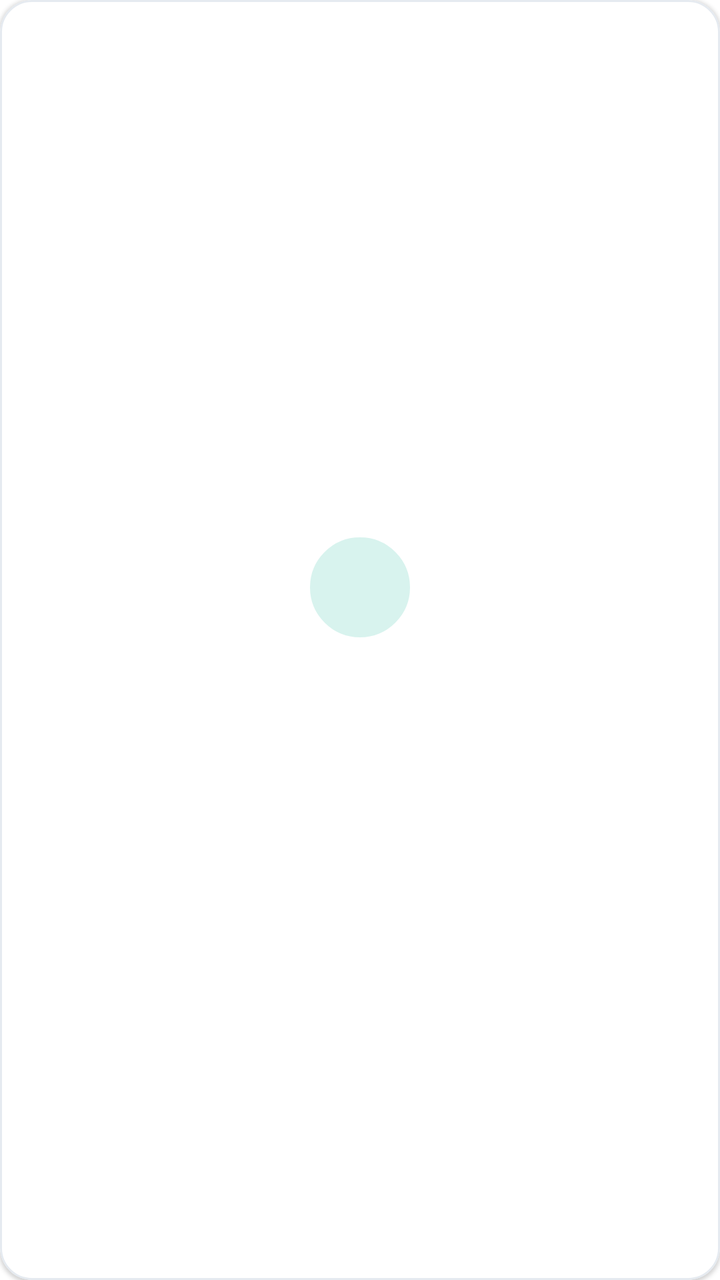
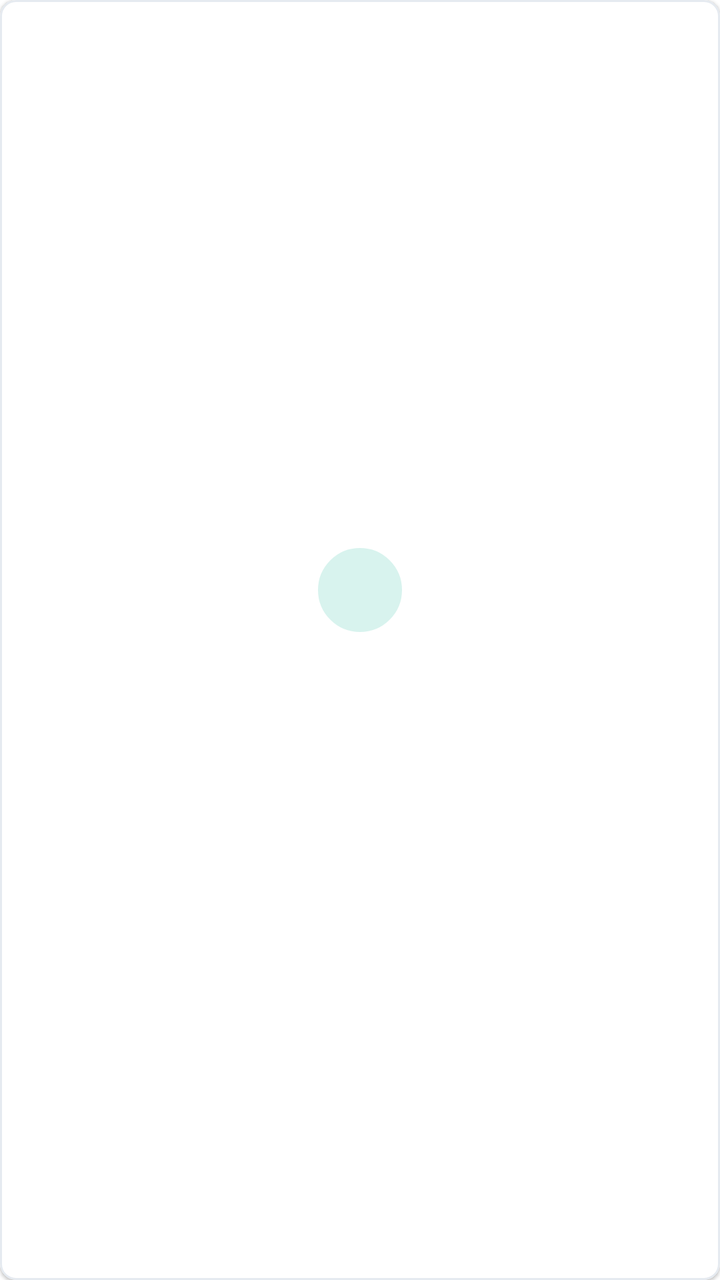

Two renders of the same Android screen: before a commit and after it. Below are the layout's source before the change and the commit's diff.
<!-- AndroidManifest.xml: application theme Theme.GameStudio -->
<!-- res/layout/badge_item.xml -->
<?xml version="1.0" encoding="utf-8"?>
<com.google.android.material.card.MaterialCardView xmlns:android="http://schemas.android.com/apk/res/android"
    xmlns:app="http://schemas.android.com/apk/res-auto"
    android:layout_width="132dp"
    android:layout_height="148dp"
    android:layout_marginEnd="@dimen/space_md"
    app:cardBackgroundColor="@color/surface"
    app:cardCornerRadius="@dimen/radius_lg"
    app:cardElevation="@dimen/card_elevation"
    app:strokeColor="@color/divider"
    app:strokeWidth="1dp">

    <LinearLayout
        android:layout_width="match_parent"
        android:layout_height="match_parent"
        android:gravity="center"
        android:orientation="vertical"
        android:padding="@dimen/space_md">

        <FrameLayout
            android:layout_width="52dp"
            android:layout_height="52dp"
            android:background="@drawable/bg_icon_badge">

            <ImageView
                android:id="@+id/badge_icon_iv"
                android:layout_width="28dp"
                android:layout_height="28dp"
                android:layout_gravity="center"
                android:contentDescription="@null" />
        </FrameLayout>

        <TextView
            android:id="@+id/badge_title_tv"
            style="@style/TextAppearance.GameStudio.Body"
            android:layout_width="match_parent"
            android:layout_height="wrap_content"
            android:layout_marginTop="@dimen/space_md"
            android:ellipsize="end"
            android:gravity="center"
            android:maxLines="1"
            android:textColor="@color/text_primary"
            android:textStyle="bold" />

        <TextView
            android:id="@+id/badge_status_tv"
            style="@style/TextAppearance.GameStudio.Caption"
            android:layout_width="match_parent"
            android:layout_height="wrap_content"
            android:layout_marginTop="@dimen/space_xs"
            android:ellipsize="end"
            android:gravity="center"
            android:maxLines="1" />
    </LinearLayout>
</com.google.android.material.card.MaterialCardView>
<!-- resources referenced by this layout -->
<resources>
  <color name="divider">#E5EAF0</color>
  <color name="surface">#FFFFFFFF</color>
  <color name="text_primary">#111827</color>
  <dimen name="card_elevation">1dp</dimen>
  <dimen name="radius_lg">16dp</dimen>
  <dimen name="space_md">12dp</dimen>
  <dimen name="space_xs">4dp</dimen>
  <!-- drawable bg_icon_badge (drawable) -->
  <?xml version="1.0" encoding="utf-8"?>
  <shape xmlns:android="http://schemas.android.com/apk/res/android"
      android:shape="oval">
      <solid android:color="@color/brand_primary_container" />
      <stroke
          android:width="1dp"
          android:color="@color/surface" />
  </shape>
  <style name="TextAppearance.GameStudio.Body" parent="TextAppearance.MaterialComponents.Body1">
          <item name="android:textColor">@color/text_secondary</item>
          <item name="android:textSize">15sp</item>
          <item name="android:lineSpacingExtra">3dp</item>
      </style>
  <style name="TextAppearance.GameStudio.Caption" parent="TextAppearance.MaterialComponents.Caption">
          <item name="android:textColor">@color/text_tertiary</item>
          <item name="android:textSize">12sp</item>
      </style>
  <style name="Theme.GameStudio" parent="Theme.MaterialComponents.Light.NoActionBar">
          <item name="colorPrimary">@color/brand_primary</item>
          <item name="colorPrimaryDark">@color/brand_primary_dark</item>
          <item name="colorOnPrimary">@color/text_on_brand</item>
          <item name="colorSecondary">@color/brand_secondary</item>
          <item name="colorSurface">@color/surface</item>
          <item name="colorOnSurface">@color/text_primary</item>
          <item name="android:fontFamily">sans</item>
          <item name="fontFamily">sans</item>
          <item name="android:windowLightStatusBar">true</item>
          <item name="android:statusBarColor">@color/surface</item>
          <item name="android:navigationBarColor">@color/surface</item>
      </style>
  <color name="brand_primary_container">#D8F3EE</color>
  <color name="text_secondary">#4B5563</color>
  <color name="text_tertiary">#6B7280</color>
  <color name="brand_primary">#0F766E</color>
  <color name="brand_primary_dark">#115E59</color>
  <color name="text_on_brand">#FFFFFFFF</color>
  <color name="brand_secondary">#2563EB</color>
</resources>

<!-- the commit's change to res/layout/badge_item.xml (unified diff, before → after) -->
@@ -1,8 +1,8 @@
 <?xml version="1.0" encoding="utf-8"?>
 <com.google.android.material.card.MaterialCardView xmlns:android="http://schemas.android.com/apk/res/android"
     xmlns:app="http://schemas.android.com/apk/res-auto"
-    android:layout_width="132dp"
-    android:layout_height="148dp"
+    android:layout_width="96dp"
+    android:layout_height="140dp"
     android:layout_marginEnd="@dimen/space_md"
     app:cardBackgroundColor="@color/surface"
     app:cardCornerRadius="@dimen/radius_lg"
@@ -18,14 +18,14 @@
         android:padding="@dimen/space_md">
 
         <FrameLayout
-            android:layout_width="52dp"
-            android:layout_height="52dp"
+            android:layout_width="44dp"
+            android:layout_height="44dp"
             android:background="@drawable/bg_icon_badge">
 
             <ImageView
                 android:id="@+id/badge_icon_iv"
-                android:layout_width="28dp"
-                android:layout_height="28dp"
+                android:layout_width="24dp"
+                android:layout_height="24dp"
                 android:layout_gravity="center"
                 android:contentDescription="@null" />
         </FrameLayout>
@@ -38,7 +38,8 @@
             android:layout_marginTop="@dimen/space_md"
             android:ellipsize="end"
             android:gravity="center"
-            android:maxLines="1"
+            android:maxLines="2"
+            android:textSize="13sp"
             android:textColor="@color/text_primary"
             android:textStyle="bold" />
 
<!-- resource entries referenced after the edit -->
@@ -4,7 +4,7 @@
   <color name="surface">#FFFFFFFF</color>
   <color name="text_primary">#111827</color>
   <dimen name="card_elevation">1dp</dimen>
-  <dimen name="radius_lg">16dp</dimen>
+  <dimen name="radius_lg">8dp</dimen>
   <dimen name="space_md">12dp</dimen>
   <dimen name="space_xs">4dp</dimen>
   <!-- drawable bg_icon_badge (drawable) -->
